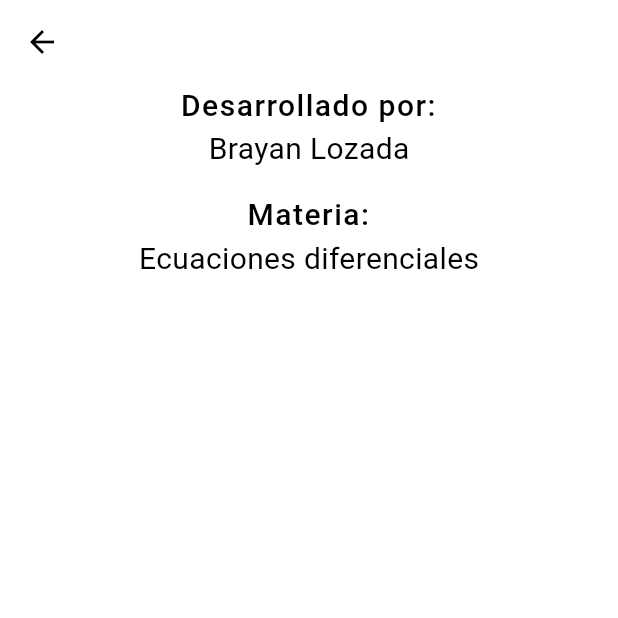
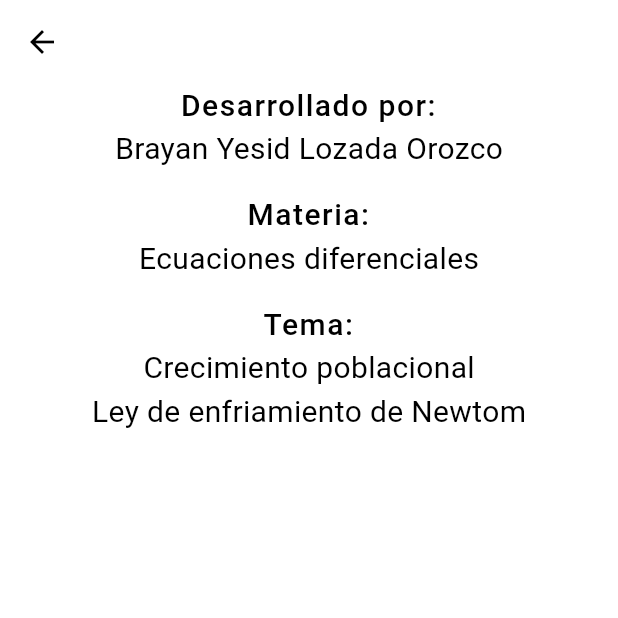
Before and after one commit to BrayanTecnoDev/ecuaciones-diferenciales, a Flutter app: the InformacionApp screen opened directly, on a phone screen of 412 x 824 dp, the top half of it. Run offline on Flutter 3.47's test engine with Material 3 defaults, Android fonts, the phone set to English and light mode, and no system bars; drawn by our look-alikes of auto_size_text; missing offline and left inert: flutter_math_fork.

Commit message:
app terminada v1.0

```diff
--- a/lib/screens/formula_crecimiento/ed_crecimiento_poblacional.dart
+++ b/lib/screens/formula_crecimiento/ed_crecimiento_poblacional.dart
@@ -182,7 +182,6 @@ class _CrecimientoPoblacionalState extends State<CrecimientoPoblacional> {
                       t = double.parse(_tController.text);
                       double finalPoblation =
                           hallarPoblacionFinal(p0: p0, k: k, t: t);
-                          print("Población final $finalPoblation");
                       result = finalPoblation.toStringAsFixed(2);
                     }
                     isVisible = true;
--- a/lib/screens/informacion.dart
+++ b/lib/screens/informacion.dart
@@ -12,10 +12,14 @@ class InformacionApp extends StatelessWidget {
         child: Column(
           children: [
             CustomTextTitleFields(text: "Desarrollado por:"),
-            CustomTextCards(text: "Brayan Lozada"),
+            CustomTextCards(text: "Brayan Yesid Lozada Orozco"),
             SizedBox(height: 15),
             CustomTextTitleFields(text: "Materia:"),
-            CustomTextCards(text: "Ecuaciones diferenciales")
+            CustomTextCards(text: "Ecuaciones diferenciales"),
+            SizedBox(height: 15),
+            CustomTextTitleFields(text: "Tema:"),
+            CustomTextCards(text: "Crecimiento poblacional"),
+            CustomTextCards(text: "Ley de enfriamiento de Newtom"),
           ],
         ),
       ),
--- a/lib/utils/themes/custom_text_theme.dart
+++ b/lib/utils/themes/custom_text_theme.dart
@@ -18,7 +18,7 @@ TextStyle _bodyMedium() =>
     const TextStyle(fontSize: 20, fontWeight: FontWeight.normal);
 
 TextStyle _labelLarge() => const TextStyle(
-    fontSize: 13, fontWeight: FontWeight.w500, letterSpacing: 0.8);
+    fontSize: 14, fontWeight: FontWeight.w500, letterSpacing: 0.8);
 
 TextStyle _labelMedium() => const TextStyle(
     fontSize: 20, fontWeight: FontWeight.w500, letterSpacing: 1.0);
--- a/lib/utils/widgets/custom_drop_dowm_button.dart
+++ b/lib/utils/widgets/custom_drop_dowm_button.dart
@@ -26,7 +26,7 @@ class _CustomDropDownButtonState extends State<CustomDropDownButton> {
       onChanged: widget.onChanged,
       elevation: 2,
       borderRadius: BorderRadius.circular(25),
-      style: textTheme.labelSmall,
+      style: textTheme.labelSmall!.copyWith(color: Colors.black),
     );
   }
 }
```
